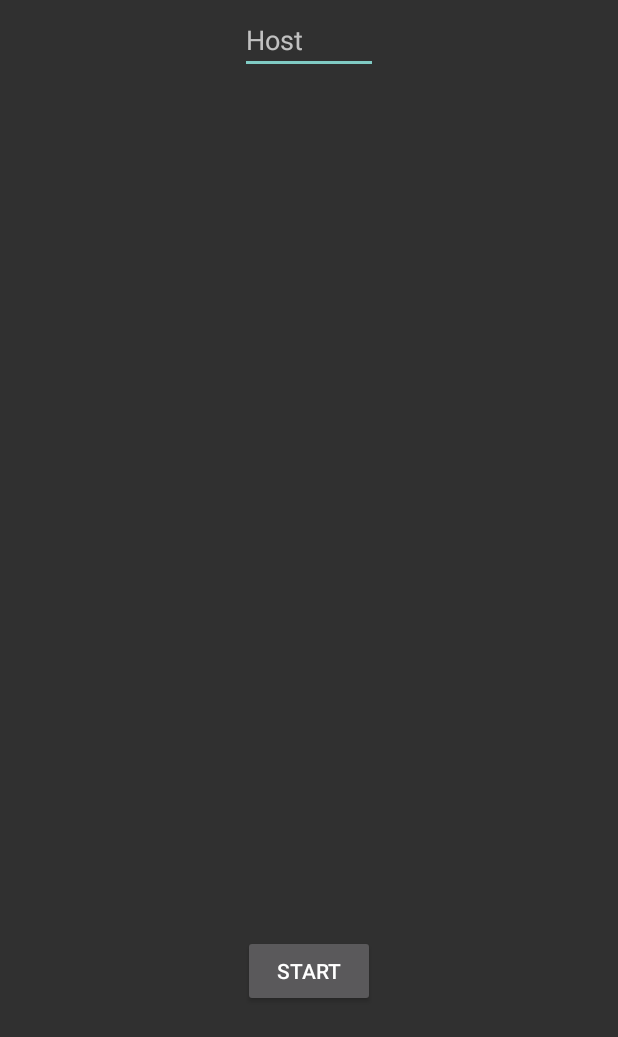
After one commit to mionick/Set, an Android app: the MultiPlayerLobbyActivity screen opened directly, with no data from a screen before it, on a phone screen of 412 x 824 dp. The commit adds this screen. Shown: the top 1037 px of the screen. Run offline under Robolectric (Android 15) with nearby library versions, the phone set to English and light mode, and no system bars.

Commit message:
Separated Android and pure java files. Decided view should be based only on event stream. It shouldn't need a copy of the game at all.
now going to abstract out the communication flow, then implement it with a local server.

```diff
--- a/app/src/main/java/io/github/mionick/Math/MathUtil.java
+++ b/app/src/main/java/io/github/mionick/math/MathUtil.java
@@ -1,4 +1,4 @@
-package io.github.mionick.Math;
+package io.github.mionick.math;
 
 /**
  * Created by Nick on 5/15/2018.
--- a/app/src/main/java/io/github/mionick/set/SetCard.java
+++ b/app/src/main/java/io/github/mionick/set/SetCard.java
@@ -2,7 +2,7 @@ package io.github.mionick.set;
 
 import io.github.mionick.cards.Card;
 
-import static io.github.mionick.Math.MathUtil.*;
+import static io.github.mionick.math.MathUtil.*;
 
 /**
  * Created by Nick on 5/15/2018.
--- a/app/src/main/java/io/github/mionick/set/SetDeck.java
+++ b/app/src/main/java/io/github/mionick/set/SetDeck.java
@@ -1,14 +1,12 @@
 package io.github.mionick.set;
 
 import java.util.ArrayList;
-import java.util.Collection;
 import java.util.Collections;
 import java.util.Random;
-import java.util.stream.IntStream;
 
 import io.github.mionick.cards.CardDeck;
 
-import static io.github.mionick.Math.MathUtil.*;
+import static io.github.mionick.math.MathUtil.*;
 
 /**
  * Created by Nick on 5/15/2018.
--- a/app/src/main/java/io/github/mionick/set/SetGameEvent.java
+++ b/app/src/main/java/io/github/mionick/set/SetGameEvent.java
@@ -16,7 +16,7 @@ import io.github.mionick.events.IEventEnum;
     NoSet <long>
      */
 public enum SetGameEvent implements IEventEnum, Comparable<SetGameEvent> {
-    GAME_START,
+    GAME_START(SetDeck.class),
     // number of sets
     GAME_END(Integer.class),
     NO_SETS,
--- /dev/null
+++ b/app/src/main/java/io/github/mionick/set/android/MultiPlayerLobbyActivity.java
@@ -0,0 +1,30 @@
+package io.github.mionick.set.android;
+
+import android.support.v7.app.AppCompatActivity;
+import android.os.Bundle;
+
+import io.github.mionick.set.R;
+
+/**
+ * This Activity is meant as a stage where players can request to join the next game.
+ * After they send there name and device identifying feature to us, they will be displayed in a list to the host here.
+ *
+ * By default they are in the next game, though the host can touch their name to toggle whether they are actually in or not.
+ *
+ * Once the players are set, The host presses Start to begin the game.
+ *
+ * We will need lag information here from each player.
+ *
+ */
+public class MultiPlayerLobbyActivity extends AppCompatActivity {
+
+    @Override
+    protected void onCreate(Bundle savedInstanceState) {
+        super.onCreate(savedInstanceState);
+        setContentView(R.layout.activity_multiplayer_lobby);
+
+        // Start a web server thing?
+        // I guess that will be running in the background.
+        // Will have to see how the library works before I can really do anything here...
+    }
+}
--- a/app/src/main/java/io/github/mionick/set/RecordAdapter.java
+++ b/app/src/main/java/io/github/mionick/set/android/RecordAdapter.java
@@ -1,4 +1,4 @@
-package io.github.mionick.set;
+package io.github.mionick.set.android;
 
 import android.app.Activity;
 import android.content.Context;
@@ -16,6 +16,7 @@ import java.util.Collection;
 import java.util.Collections;
 import java.util.List;
 
+import io.github.mionick.set.R;
 import io.github.mionick.storage.Record;
 
 public class RecordAdapter extends ArrayAdapter<Record> {
--- a/app/src/main/res/layout/activity_game.xml
+++ b/app/src/main/res/layout/activity_game.xml
@@ -4,10 +4,10 @@
     xmlns:tools="http://schemas.android.com/tools"
     android:layout_width="match_parent"
     android:layout_height="match_parent"
-    tools:context="io.github.mionick.set.GameActivity"
+    tools:context="io.github.mionick.set.android.OnePlayerGameActivity"
     android:keepScreenOn="true">
 
-    <io.github.mionick.set.CanvasView
+    <io.github.mionick.set.android.CanvasView
     android:id="@+id/signature_canvas"
     android:layout_width="match_parent"
     android:layout_height="match_parent"
--- /dev/null
+++ b/app/src/main/res/layout/activity_multiplayer_lobby.xml
@@ -0,0 +1,45 @@
+<?xml version="1.0" encoding="utf-8"?>
+<android.support.constraint.ConstraintLayout xmlns:android="http://schemas.android.com/apk/res/android"
+    xmlns:app="http://schemas.android.com/apk/res-auto"
+    xmlns:tools="http://schemas.android.com/tools"
+    android:layout_width="match_parent"
+    android:layout_height="match_parent"
+    tools:context="io.github.mionick.set.android.MultiPlayerLobbyActivity">
+
+    <Button
+        android:id="@+id/button"
+        android:layout_width="wrap_content"
+        android:layout_height="wrap_content"
+        android:layout_marginBottom="8dp"
+        android:layout_marginEnd="8dp"
+        android:layout_marginStart="8dp"
+        android:layout_marginTop="8dp"
+        android:text="@string/start"
+        app:layout_constraintBottom_toBottomOf="parent"
+        app:layout_constraintEnd_toEndOf="parent"
+        app:layout_constraintStart_toStartOf="parent"
+        app:layout_constraintTop_toBottomOf="@+id/listView" />
+
+    <EditText
+        android:id="@+id/textView"
+        android:layout_width="92dp"
+        android:layout_height="41dp"
+        android:layout_marginEnd="8dp"
+        android:layout_marginStart="8dp"
+        android:layout_marginTop="8dp"
+        android:hint="@string/host"
+        app:layout_constraintEnd_toEndOf="parent"
+        app:layout_constraintStart_toStartOf="parent"
+        app:layout_constraintTop_toTopOf="parent" />
+
+    <ListView
+        android:id="@+id/listView"
+        android:layout_width="368dp"
+        android:layout_height="421dp"
+        android:layout_marginEnd="8dp"
+        android:layout_marginStart="8dp"
+        app:layout_constraintEnd_toEndOf="parent"
+        app:layout_constraintHorizontal_bias="1.0"
+        app:layout_constraintStart_toStartOf="parent"
+        app:layout_constraintTop_toBottomOf="@+id/textView" />
+</android.support.constraint.ConstraintLayout>
--- a/app/src/main/res/values/strings.xml
+++ b/app/src/main/res/values/strings.xml
@@ -5,4 +5,6 @@
     <string name="timed_match">Timed Match</string>
     <string name="multiplayer">Multiplayer Mode</string>
     <string name="title_notifications">Notifications</string>
+    <string name="host">Host</string>
+    <string name="start">Start</string>
 </resources>
```
Also changed, not shown: app/src/main/AndroidManifest.xml (+4 -3 lines), app/src/main/java/io/github/mionick/set/IntTriple.java (+16 -3 lines), app/src/main/java/io/github/mionick/set/SetGame.java (+18 -11 lines), app/src/main/java/io/github/mionick/set/android/CanvasView.java (renamed from app/src/main/java/io/github/mionick/set/CanvasView.java, +8 -2 lines), app/src/main/java/io/github/mionick/set/android/MenuActivity.java (renamed from app/src/main/java/io/github/mionick/set/MenuActivity.java, +10 -5 lines), app/src/main/java/io/github/mionick/set/android/OnePlayerGameActivity.java (renamed from app/src/main/java/io/github/mionick/set/GameActivity.java, +8 -2 lines), app/src/main/java/io/github/mionick/set/android/RecordActivity.java (renamed from app/src/main/java/io/github/mionick/set/RecordActivity.java, +7 -7 lines), app/src/main/res/layout/activity_menu.xml (+4 -3 lines), 1 other file.
